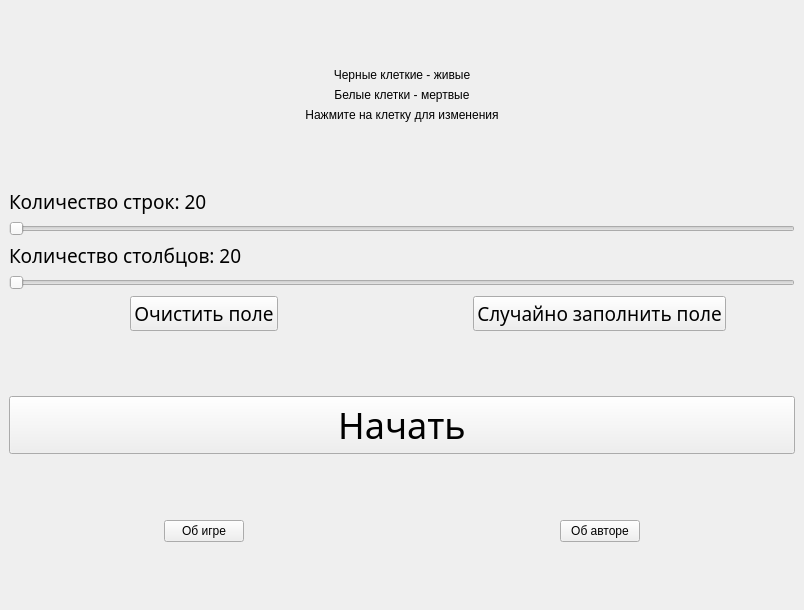
Above: mainwindow.ui from Rulemore/GameOfLife before the change. Below: the same form after it.
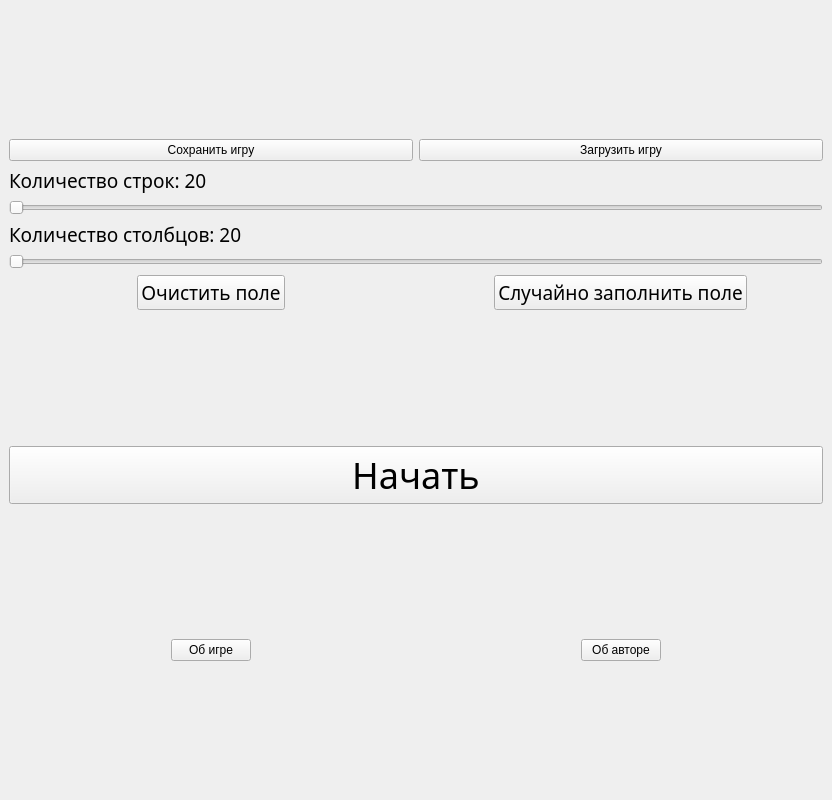
That is the form after the change.

Commit message: Added save/load functions and ui

What changed in the file:
```diff
--- a/mainwindow.ui
+++ b/mainwindow.ui
@@ -6,8 +6,8 @@
    <rect>
     <x>0</x>
     <y>0</y>
-    <width>804</width>
-    <height>610</height>
+    <width>832</width>
+    <height>800</height>
    </rect>
   </property>
   <property name="windowTitle">
@@ -33,56 +33,22 @@
          </spacer>
         </item>
         <item>
-         <widget class="QLabel" name="liveCellColourInfo">
-          <property name="styleSheet">
-           <string notr="true">font: 22pt &quot;Trebuchet MS&quot;;</string>
-          </property>
-          <property name="text">
-           <string>Черные клеткие - живые</string>
-          </property>
-          <property name="alignment">
-           <set>Qt::AlignHCenter|Qt::AlignTop</set>
-          </property>
-         </widget>
-        </item>
+         <layout class="QHBoxLayout" name="saveLoadLayout">
         <item>
-         <widget class="QLabel" name="deadCellColourInfo">
-          <property name="styleSheet">
-           <string notr="true">font: 22pt &quot;Trebuchet MS&quot;;</string>
-          </property>
+           <widget class="QPushButton" name="saveButton">
           <property name="text">
-           <string>Белые клетки - мертвые</string>
-          </property>
-          <property name="alignment">
-           <set>Qt::AlignHCenter|Qt::AlignTop</set>
-          </property>
+             <string>Сохранить игру</string>
+            </property>
          </widget>
         </item>
         <item>
-         <widget class="QLabel" name="clickInfo">
-          <property name="styleSheet">
-           <string notr="true">font: 22pt &quot;Trebuchet MS&quot;;</string>
-          </property>
+           <widget class="QPushButton" name="loadButton">
           <property name="text">
-           <string>Нажмите на клетку для изменения</string>
-          </property>
-          <property name="alignment">
-           <set>Qt::AlignHCenter|Qt::AlignTop</set>
-          </property>
-         </widget>
-        </item>
-        <item>
-         <spacer name="controlVerticalSpacer1">
-          <property name="orientation">
-           <enum>Qt::Vertical</enum>
-          </property>
-          <property name="sizeHint" stdset="0">
-           <size>
-            <width>20</width>
-            <height>40</height>
-           </size>
-          </property>
-         </spacer>
+             <string>Загрузить игру</string>
+            </property>
+           </widget>
+          </item>
+         </layout>
         </item>
         <item>
          <widget class="QLabel" name="rowCountSliderInfo">
```
Lines whose indentation alone changed are shown as unchanged. The commit also changes 5 other files.
